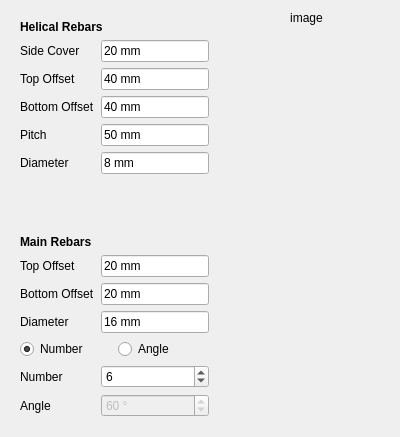
The window that ColumnReinforcement/CircularColumn.ui (amrit3701/FreeCAD-Reinforcement) describes before a commit, drawn with Qt 5.
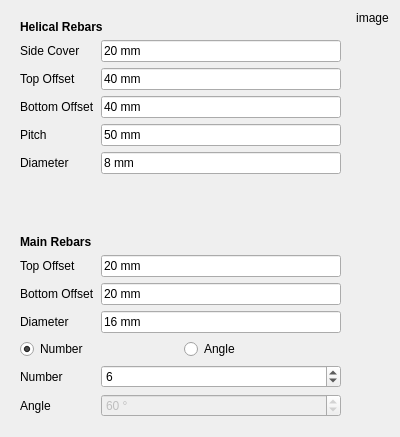
The same window after the commit. Custom widgets are drawn as their Qt base class.

Commit message: Fix issue with ui spacing

```diff
--- a/ColumnReinforcement/CircularColumn.ui
+++ b/ColumnReinforcement/CircularColumn.ui
@@ -13,7 +13,7 @@
   <property name="windowTitle">
    <string>Form</string>
   </property>
-  <layout class="QGridLayout" name="gridLayout">
+  <layout class="QGridLayout" name="gridLayout" columnstretch="1,0">
    <item row="0" column="0" rowspan="2">
     <widget class="QWidget" name="helical_rebars_dataWidget" native="true">
      <layout class="QFormLayout" name="formLayout">
```
The commit also changes 2 other files.
